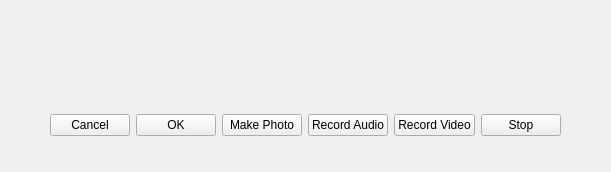
This is ui/recorder.ui in tdauth/gustavsfairyland as Qt 5 draws it before an edit. The edited form follows.
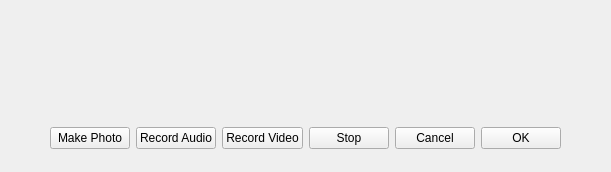
This is the edited form.

Diff of the .ui file:
```diff
--- a/ui/recorder.ui
+++ b/ui/recorder.ui
@@ -20,7 +20,10 @@
    <item row="0" column="0">
     <layout class="QVBoxLayout" name="verticalLayout">
      <item>
-      <widget class="QWidget" name="widget" native="true"/>
+      <widget class="QWidget" name="cameraFinderWidget" native="true"/>
+     </item>
+     <item>
+      <widget class="QWidget" name="audioLevelWidget" native="true"/>
      </item>
      <item>
       <widget class="QWidget" name="widget_2" native="true">
@@ -44,20 +47,6 @@
           </property>
          </spacer>
         </item>
-        <item>
-         <widget class="QPushButton" name="cancelPushButton">
-          <property name="text">
-           <string>Cancel</string>
-          </property>
-         </widget>
-        </item>
-        <item>
-         <widget class="QPushButton" name="okPushButton">
-          <property name="text">
-           <string>OK</string>
-          </property>
-         </widget>
-        </item>
         <item>
          <widget class="QPushButton" name="photoPushButton">
           <property name="text">
@@ -86,6 +75,20 @@
           </property>
          </widget>
         </item>
+        <item>
+         <widget class="QPushButton" name="cancelPushButton">
+          <property name="text">
+           <string>Cancel</string>
+          </property>
+         </widget>
+        </item>
+        <item>
+         <widget class="QPushButton" name="okPushButton">
+          <property name="text">
+           <string>OK</string>
+          </property>
+         </widget>
+        </item>
         <item>
          <spacer name="horizontalSpacer_2">
           <property name="orientation">
```
